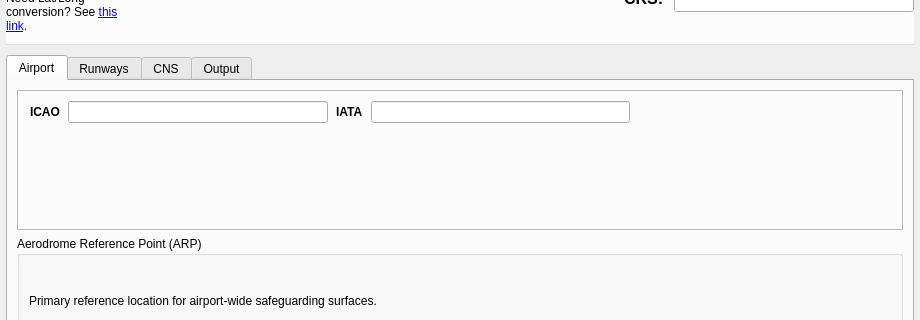
Above: safeguarding_builder_dialog_base.ui from camtodd1/prj-lucid before the change; both pictures show x 0 to 920 and y 89 to 409 of the 920 by 680 pixel window. Below: the same form after it.
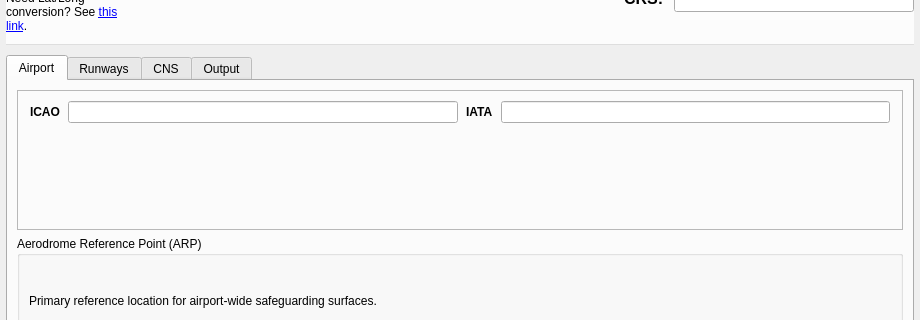
That is the form after the change. Custom widgets are drawn as their Qt base class.

Commit message: input box alignment

The edit to the form file:
```diff
--- a/safeguarding_builder_dialog_base.ui
+++ b/safeguarding_builder_dialog_base.ui
@@ -237,7 +237,7 @@
          <property name="frameShadow">
           <enum>QFrame::Plain</enum>
          </property>
-         <layout class="QVBoxLayout" name="verticalLayout_airportIdentity">
+          <layout class="QGridLayout" name="gridLayout_airportIdentity">
           <property name="leftMargin">
            <number>12</number>
           </property>
@@ -251,11 +251,6 @@
            <number>10</number>
           </property>
           <property name="spacing">
-           <number>10</number>
-          </property>
-          <item>
-           <layout class="QHBoxLayout" name="horizontalLayout_airportName">
-            <property name="spacing">
              <number>8</number>
             </property>
             <item>
@@ -271,14 +266,14 @@
               </property>
              </widget>
             </item>
-            <item>
+          <item row="0" column="1">
              <widget class="QLineEdit" name="lineEdit_airport_name">
               <property name="maxLength">
                <number>4</number>
               </property>
              </widget>
             </item>
-            <item>
+          <item row="0" column="2">
              <widget class="QLabel" name="label_iata_code">
               <property name="font">
                <font>
@@ -291,36 +286,21 @@
               </property>
              </widget>
             </item>
-            <item>
+          <item row="0" column="3">
              <widget class="QLineEdit" name="lineEdit_iata_code">
               <property name="maxLength">
                <number>3</number>
               </property>
              </widget>
             </item>
-            <item>
-             <spacer name="horizontalSpacer_airportName">
-              <property name="orientation">
-               <enum>Qt::Horizontal</enum>
-              </property>
-              <property name="sizeHint" stdset="0">
-               <size>
-                <width>40</width>
-                <height>20</height>
-               </size>
-              </property>
-             </spacer>
-            </item>
-           </layout>
-          </item>
-          <item>
+          <item row="1" column="0" colspan="4">
            <widget class="QLabel" name="label_airport_status">
             <property name="text">
              <string/>
             </property>
            </widget>
           </item>
-          <item>
+          <item row="2" column="0" colspan="4">
            <widget class="QLabel" name="label_airport_lookup">
             <property name="text">
              <string/>
```
Left out of the diff: 2 changed lines with no effect on the pictures. Lines whose indentation alone changed are shown as unchanged. The commit also changes 1 other file.
